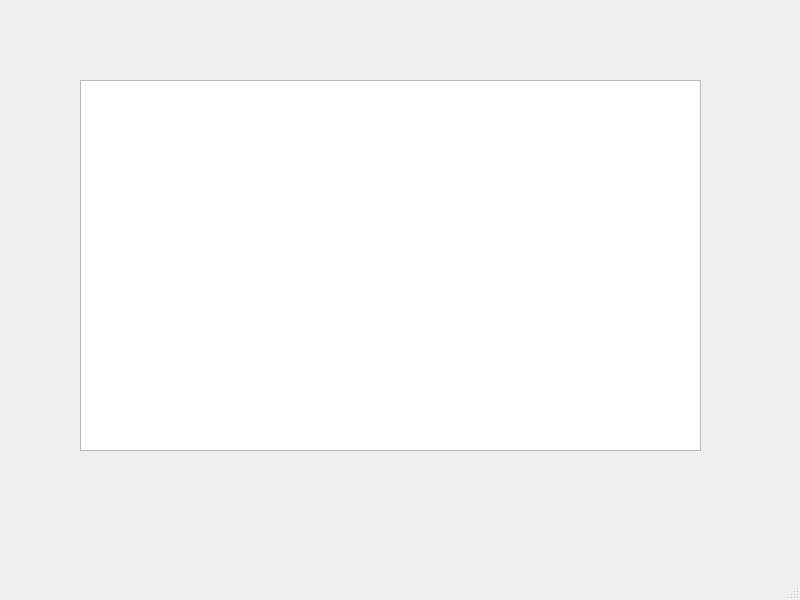
Before: the Qt Designer form VacationCalendar/mainwindow.ui in Dmitriy-M1319/VacationCalendar, drawn with Qt 5.
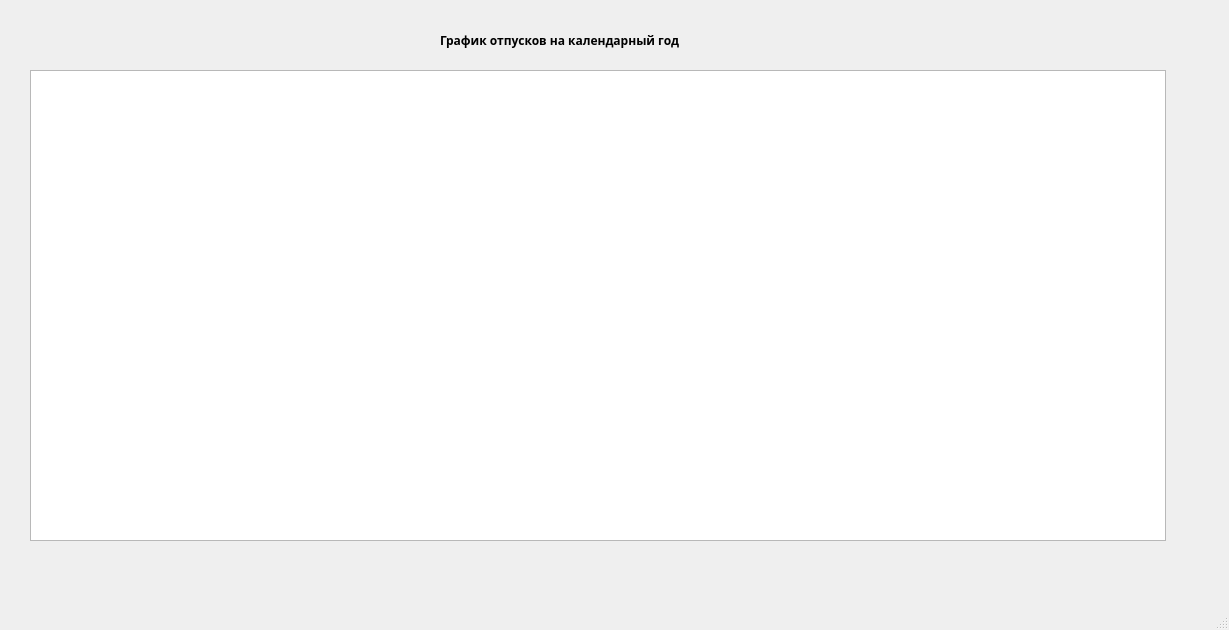
After: the same form once the commit is applied.

Commit message: create simple table with data from db

Diff of the .ui file:
```diff
--- a/VacationCalendar/mainwindow.ui
+++ b/VacationCalendar/mainwindow.ui
@@ -6,22 +6,45 @@
    <rect>
     <x>0</x>
     <y>0</y>
-    <width>800</width>
-    <height>600</height>
+    <width>1229</width>
+    <height>630</height>
    </rect>
   </property>
   <property name="windowTitle">
    <string>MainWindow</string>
   </property>
   <widget class="QWidget" name="centralwidget">
-   <widget class="QListWidget" name="normas_list">
+   <widget class="QTableWidget" name="vacations_table">
     <property name="geometry">
      <rect>
-      <x>80</x>
-      <y>80</y>
-      <width>621</width>
-      <height>371</height>
+      <x>30</x>
+      <y>70</y>
+      <width>1136</width>
+      <height>471</height>
      </rect>
+    </property>
+    <attribute name="horizontalHeaderDefaultSectionSize">
+     <number>93</number>
+    </attribute>
+   </widget>
+   <widget class="QLabel" name="label">
+    <property name="geometry">
+     <rect>
+      <x>440</x>
+      <y>30</y>
+      <width>331</width>
+      <height>20</height>
+     </rect>
+    </property>
+    <property name="font">
+     <font>
+      <family>Montserrat</family>
+      <weight>75</weight>
+      <bold>true</bold>
+     </font>
+    </property>
+    <property name="text">
+     <string>График отпусков на календарный год</string>
     </property>
    </widget>
   </widget>
```
Left out of the diff: 2 changed lines with no effect on the pictures. The commit also changes 7 other files.
